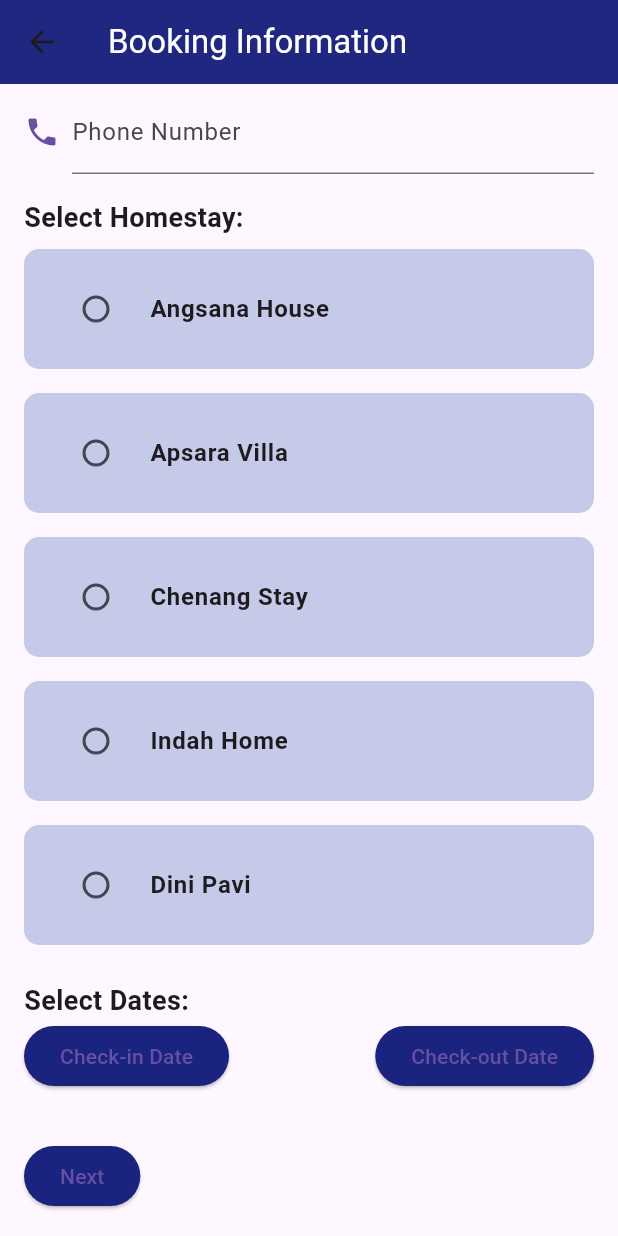
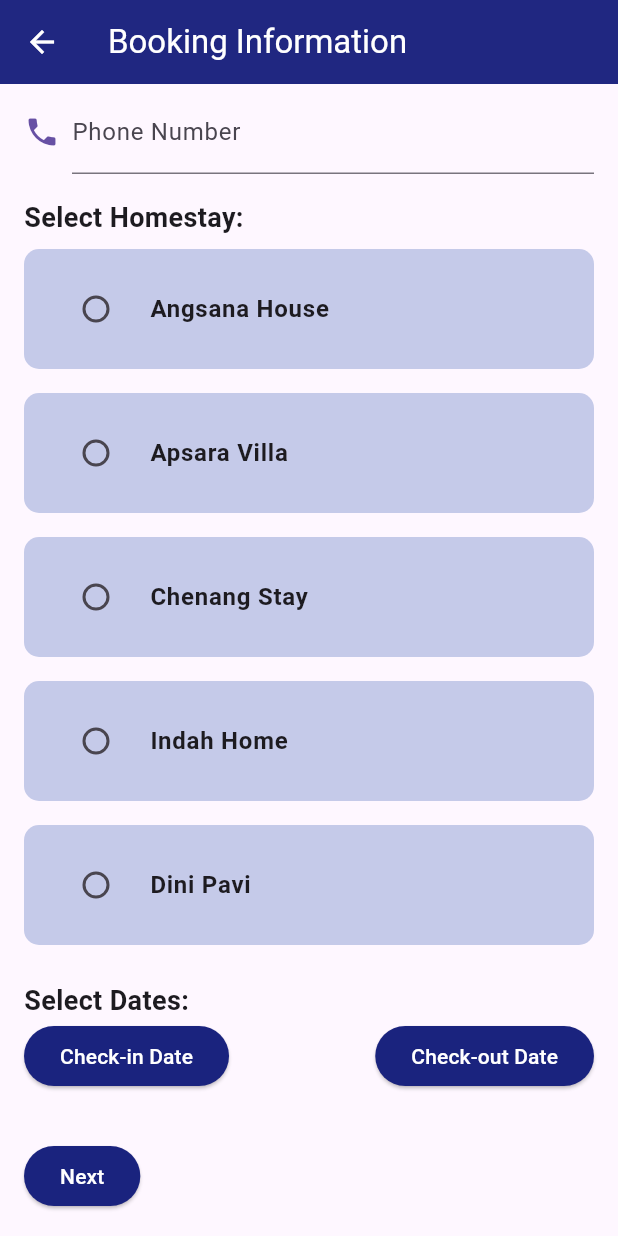
Before and after one commit to Team-Mellow/annahomestay, a Flutter app: the BookingScreen screen opened by its route, scrolled down 156 dp, on a phone screen of 412 x 824 dp. Run offline on Flutter 3.47's test engine with Material 3 defaults, Android fonts, the phone set to English and light mode, and no system bars; our stand-ins replace cloud_firestore, firebase_core; accounts and stored records are empty.

Commit message:
Booking Details can now be added to database

```diff
--- a/lib/bookingscreen.dart
+++ b/lib/bookingscreen.dart
@@ -1,4 +1,7 @@
 import 'package:flutter/material.dart';
+import 'package:cloud_firestore/cloud_firestore.dart';
+import 'package:firebase_core/firebase_core.dart';
+//import 'package:firebase_auth/firebase_auth.dart';
 
 class BookingScreen extends StatefulWidget {
   @override
@@ -10,6 +13,10 @@ String formatDate(DateTime date) {
 }
 
 class _BookingScreenState extends State<BookingScreen> {
+  // Reference to the Firestore collection
+  CollectionReference bookingsCollection =
+      FirebaseFirestore.instance.collection('bookings');
+
   final nameController = TextEditingController();
   final emailController = TextEditingController();
   final mobileController = TextEditingController();
@@ -29,6 +36,7 @@ class _BookingScreenState extends State<BookingScreen> {
           ),
         ),
         backgroundColor: Colors.indigo[900],
+        iconTheme: IconThemeData(color: Colors.white),
       ),
       body: SingleChildScrollView(
         child: Padding(
@@ -36,7 +44,6 @@ class _BookingScreenState extends State<BookingScreen> {
           child: Column(
             crossAxisAlignment: CrossAxisAlignment.start,
             children: [
-              // Name input with icon
               Row(
                 children: [
                   Icon(Icons.person, color: Theme.of(context).primaryColor),
@@ -155,7 +162,10 @@ class _BookingScreenState extends State<BookingScreen> {
                     style: ElevatedButton.styleFrom(
                       primary: Colors.indigo[900], // Dark blue background color
                     ),
-                    child: Text('Check-in Date'),
+                    child: Text(
+                      'Check-in Date',
+                      style: TextStyle(color: Colors.white),
+                    ),
                   ),
                   ElevatedButton(
                     onPressed: () async {
@@ -174,7 +184,10 @@ class _BookingScreenState extends State<BookingScreen> {
                     style: ElevatedButton.styleFrom(
                       primary: Colors.indigo[900], // Dark blue background color
                     ),
-                    child: Text('Check-out Date'),
+                    child: Text(
+                      'Check-out Date',
+                      style: TextStyle(color: Colors.white),
+                    ),
                   ),
                 ],
               ),
@@ -191,7 +204,20 @@ class _BookingScreenState extends State<BookingScreen> {
 
               // "Next" button
               ElevatedButton(
-                onPressed: () {
+                onPressed: () async {
+                  // Create a map with booking information
+                  Map<String, dynamic> bookingData = {
+                    'name': nameController.text,
+                    'email': emailController.text,
+                    'phone': mobileController.text,
+                    'homestay': selectedHomestay,
+                    'checkInDate': checkInDate,
+                    'checkOutDate': checkOutDate,
+                  };
+
+                  // Add the booking to Firestore
+                  await bookingsCollection.add(bookingData);
+
                   // Navigate to the confirmation page with user input
                   Navigator.pushNamed(
                     context,
@@ -209,7 +235,10 @@ class _BookingScreenState extends State<BookingScreen> {
                 style: ElevatedButton.styleFrom(
                   primary: Colors.indigo[900], // Dark blue background color
                 ),
-                child: Text('Next'),
+                child: Text(
+                  'Next',
+                  style: TextStyle(color: Colors.white),
+                ),
               ),
             ],
           ),
--- a/lib/listscreen.dart
+++ b/lib/listscreen.dart
@@ -9,7 +9,10 @@ class ListScreen extends StatelessWidget {
             Colors.indigo[900], // Set the background color to dark blue
         title: Row(
           children: [
-            Icon(Icons.home), // Flutter house icon
+            Icon(
+              Icons.home,
+              color: Colors.white,
+            ), // Flutter house icon
             SizedBox(width: 8.0),
             Text(
               'List of Homestays',
@@ -26,6 +29,7 @@ class ListScreen extends StatelessWidget {
                     style: TextStyle(
                       fontSize: 20.0,
                       fontWeight: FontWeight.bold,
+                      color: Colors.white,
                     ),
                   ),
                 ],
--- a/pubspec.yaml
+++ b/pubspec.yaml
@@ -7,6 +7,7 @@ environment:
   sdk: '>=3.1.3 <4.0.0'
 
 dependencies:
+  cloud_firestore: ^4.13.6
   firebase_core: ^2.24.2
   flutter:
     sdk: flutter
```
Also changed, not shown: lib/confirmationscreen.dart (+18 -11 lines), lib/main.dart (+5 -3 lines), pubspec.lock, 3 other files.
